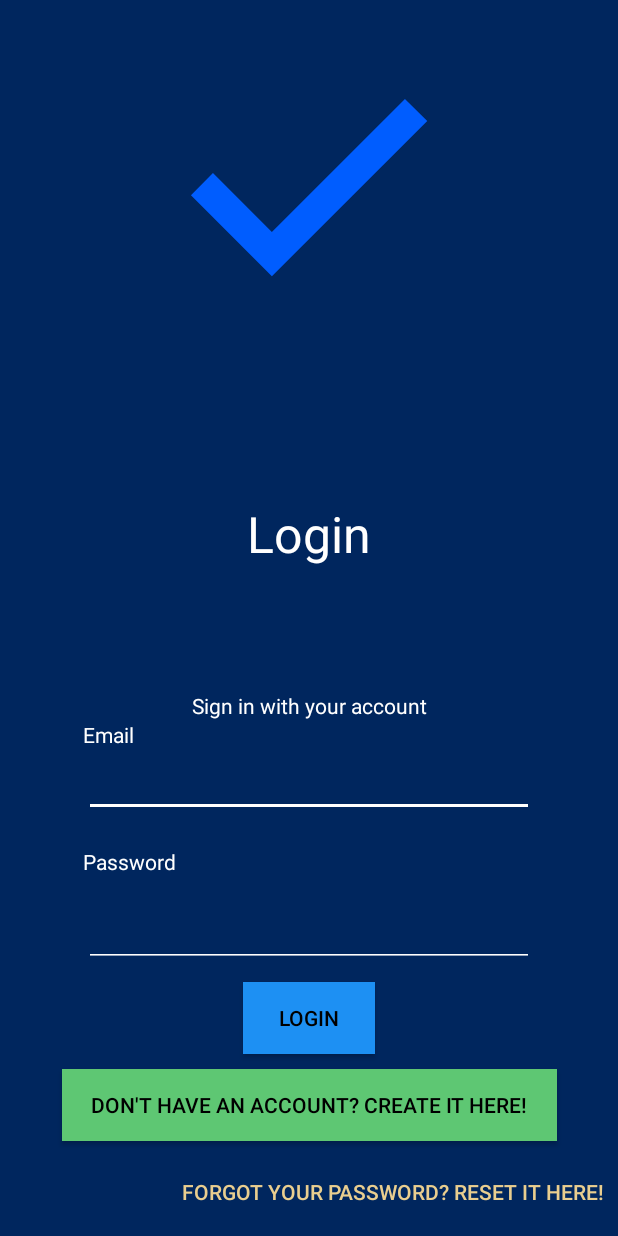
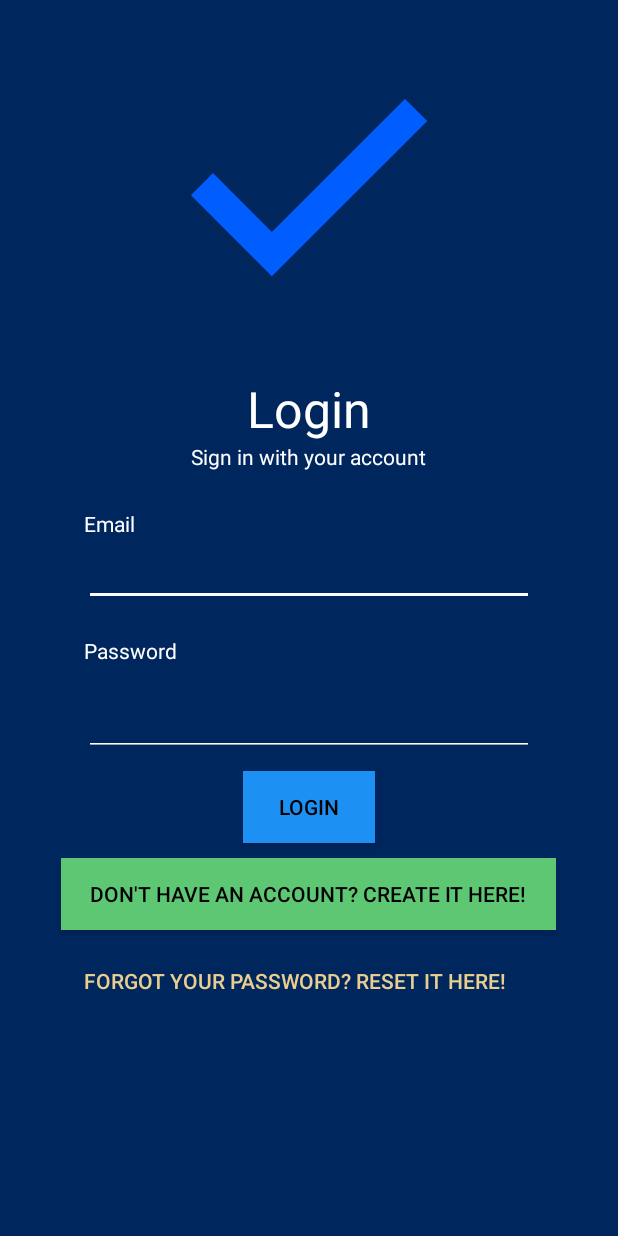
Before and after one commit to luisalexleite/remote-pychess-display, an Android app: the screen it shows after launch (LoginActivity), on a phone screen of 412 x 824 dp. Run offline under Robolectric (Android 15) with nearby library versions, the phone set to English and light mode, and no system bars; our stand-ins replace Firebase (no records; nobody signed in at launch, a user with empty details on screens opened directly).

```diff
--- a/android/app/src/main/res/layout-v28/activity_login.xml
+++ b/android/app/src/main/res/layout-v28/activity_login.xml
@@ -8,133 +8,129 @@
     tools:context=".login.LoginActivity">
 
     <!--Animation-->
+    <ScrollView
+        android:layout_width="match_parent"
+        android:layout_height="match_parent">
+
+        <LinearLayout
+            android:layout_width="match_parent"
+            android:layout_height="wrap_content"
+            android:orientation="vertical" >
+
             <com.airbnb.lottie.LottieAnimationView
                 android:id="@+id/lottie"
                 android:layout_width="match_parent"
                 android:layout_height="250dp"
-        app:layout_constraintEnd_toEndOf="parent"
-        app:layout_constraintStart_toStartOf="parent"
-        app:layout_constraintTop_toTopOf="parent"
                 app:lottie_autoPlay="true"
                 app:lottie_rawRes="@raw/loginloading" />
 
-    <!--Login-->
             <TextView
                 android:id="@+id/textView"
                 android:layout_width="wrap_content"
                 android:layout_height="wrap_content"
+                android:layout_gravity="center"
                 android:text="@string/login"
                 android:textColor="#FFFFFF"
-        android:textSize="33sp"
-        app:layout_constraintBottom_toTopOf="@id/textView2"
-        app:layout_constraintEnd_toEndOf="parent"
-        app:layout_constraintStart_toStartOf="parent"
-        app:layout_constraintTop_toBottomOf="@id/lottie" />
+                android:textSize="33sp" />
 
             <TextView
                 android:id="@+id/textView2"
+                android:layout_gravity="center"
                 android:layout_width="wrap_content"
                 android:layout_height="wrap_content"
                 android:text="@string/sign_in_with_your_account"
-        android:textColor="#FFFFFF"
-        app:layout_constraintBottom_toBottomOf="parent"
-        app:layout_constraintEnd_toEndOf="parent"
-        app:layout_constraintStart_toStartOf="parent"
-        app:layout_constraintTop_toBottomOf="@id/textView" />
+                android:textColor="#FFFFFF" />
 
-    <!--Email-->
+        <LinearLayout
+            android:layout_height="match_parent"
+            android:layout_width="300dp"
+            android:layout_marginTop="25dp"
+            android:layout_gravity="center"
+            android:orientation="vertical">
+
             <TextView
                 android:id="@+id/textView3"
                 android:layout_width="wrap_content"
                 android:layout_height="wrap_content"
-        android:layout_marginStart="55dp"
                 android:text="@string/email"
-        android:textColor="#FFFFFF"
-        app:layout_constraintBottom_toTopOf="@id/emailin"
-        app:layout_constraintStart_toStartOf="parent"
-        app:layout_constraintTop_toBottomOf="@id/textView2" />
-
-    <!--Password-->
-    <TextView
-        android:id="@+id/textView4"
-        android:layout_width="wrap_content"
-        android:layout_height="wrap_content"
-        android:layout_marginStart="55dp"
-        android:layout_marginTop="20dp"
-        android:text="@string/password"
-        android:textColor="#FFFFFF"
-        app:layout_constraintBottom_toTopOf="@id/passin"
-        app:layout_constraintStart_toStartOf="parent"
-        app:layout_constraintTop_toBottomOf="@id/emailin" />
+                android:textColor="#FFFFFF" />
 
             <EditText
                 android:id="@+id/emailin"
                 android:layout_width="300dp"
+                android:layout_gravity="center"
                 android:layout_height="wrap_content"
                 android:autofillHints="email"
                 android:backgroundTint="#FFFFFF"
                 android:inputType="textEmailAddress"
                 android:textColor="#FFFFFF"
-        app:layout_constraintBottom_toTopOf="@id/passin"
-        app:layout_constraintEnd_toEndOf="parent"
-        app:layout_constraintStart_toStartOf="parent"
-        app:layout_constraintTop_toBottomOf="@id/textView3"
                 tools:ignore="LabelFor" />
+
+            <TextView
+                android:id="@+id/textView4"
+                android:layout_width="wrap_content"
+                android:layout_height="wrap_content"
+                android:layout_marginTop="20dp"
+                android:text="@string/password"
+                android:textColor="#FFFFFF" />
 
             <EditText
                 android:id="@+id/passin"
                 android:layout_width="300dp"
                 android:layout_height="wrap_content"
                 android:layout_marginTop="15dp"
+                android:layout_gravity="center"
                 android:autofillHints="password"
                 android:backgroundTint="#FFFFFF"
                 android:inputType="textPassword"
                 android:textColor="#FFFFFF"
-        app:layout_constraintBottom_toTopOf="@id/logbtn"
-        app:layout_constraintEnd_toEndOf="parent"
-        app:layout_constraintStart_toStartOf="parent"
-        app:layout_constraintTop_toBottomOf="@id/textView4"
                 tools:ignore="LabelFor" />
-    <!--Login Button-->
+
+            </LinearLayout>
+
             <Button
                 android:id="@+id/logbtn"
                 android:layout_width="wrap_content"
                 android:layout_height="wrap_content"
                 android:layout_marginTop="10dp"
+                android:layout_gravity="center"
                 android:layout_marginBottom="10dp"
                 android:background="#1d90f3"
-        android:text="@string/login"
-        app:layout_constraintBottom_toTopOf="@id/createbtn"
-        app:layout_constraintEnd_toEndOf="parent"
-        app:layout_constraintStart_toStartOf="parent"
-        app:layout_constraintTop_toBottomOf="@id/passin" />
+                android:text="@string/login" />
 
-    <!--Account Button-->
             <Button
                 android:id="@+id/createbtn"
                 android:layout_width="330dp"
                 android:layout_height="wrap_content"
+                android:layout_gravity="center"
                 android:background="#5ec773"
-        android:text="@string/don_t_have_acc"
-        app:layout_constraintBottom_toTopOf="@id/resetbtn"
-        app:layout_constraintEnd_toEndOf="parent"
-        app:layout_constraintStart_toStartOf="parent"
-        app:layout_constraintTop_toBottomOf="@id/logbtn" />
+                android:text="@string/don_t_have_acc" />
 
-    <!--Forgot Password Button-->
             <Button
                 android:id="@+id/resetbtn"
                 android:layout_width="wrap_content"
                 android:layout_height="wrap_content"
+                android:layout_gravity="center"
                 android:layout_marginTop="10dp"
                 android:layout_marginEnd="10dp"
                 android:layout_marginBottom="5dp"
                 android:background="@null"
                 android:text="@string/reset_it_here"
-        android:textColor="#e9ce8f"
-        app:layout_constraintBottom_toBottomOf="parent"
-        app:layout_constraintEnd_toEndOf="parent"
-        app:layout_constraintTop_toBottomOf="@id/createbtn" />
+                android:textColor="#e9ce8f" />
+        </LinearLayout>
+    </ScrollView>
+
+    <!--Login-->
+
+    <!--Email-->
+
+    <!--Password-->
+
+    <!--Login Button-->
+
+    <!--Account Button-->
+
+    <!--Forgot Password Button-->
 
 
 </androidx.constraintlayout.widget.ConstraintLayout>
```
Also changed, not shown: android/app/src/main/res/layout-v28/activity_password_reset.xml (+42 -39 lines), android/app/src/main/res/layout-v28/activity_register.xml (+11 -2 lines). Lines whose indentation alone changed are shown as unchanged.
